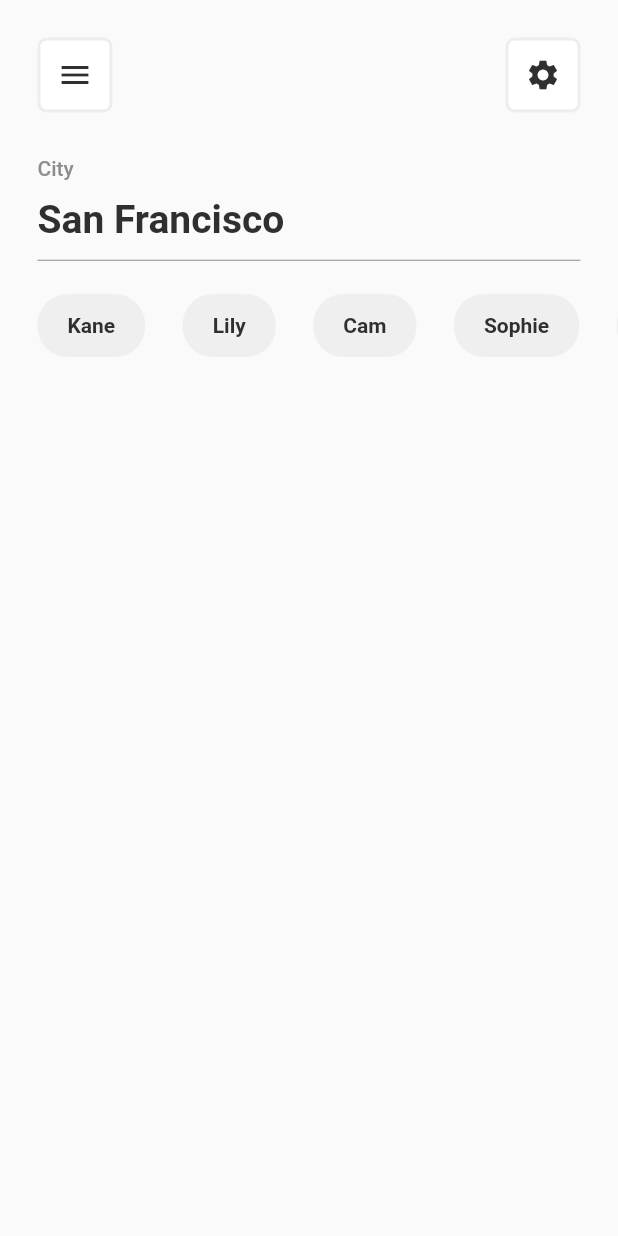
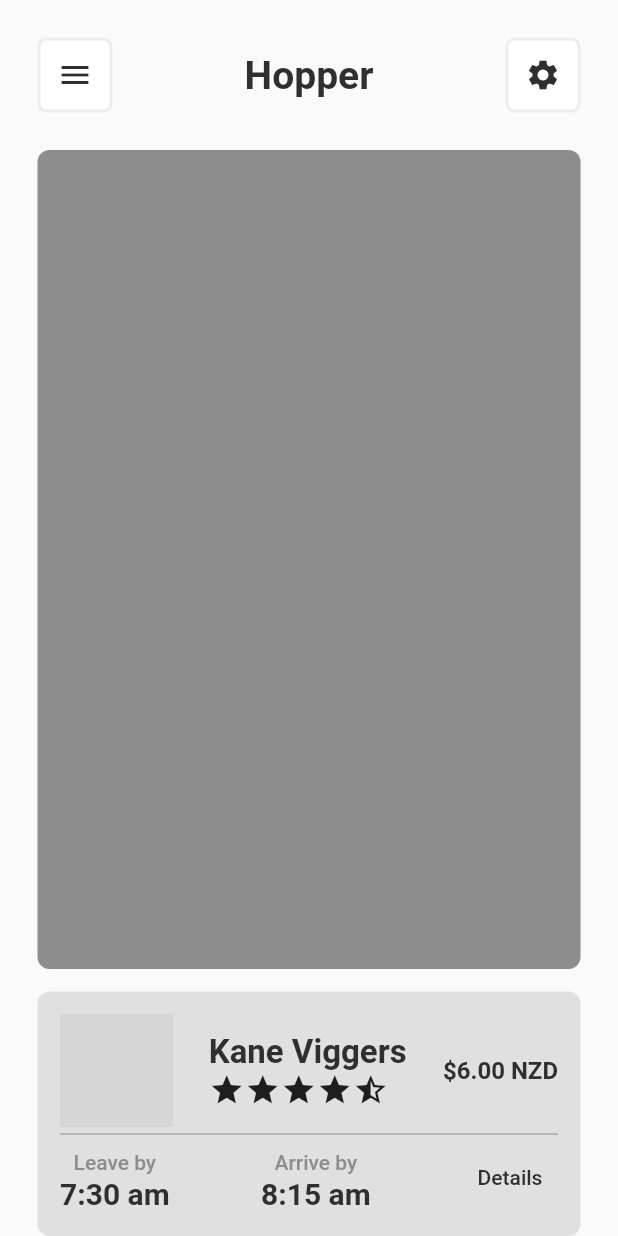
Before and after one commit to Proxfam/hopper, a Flutter app: the screen it shows after launch, on a phone screen of 412 x 824 dp. Run offline on Flutter 3.47's test engine with Material 2 defaults, Android fonts, the light colour scheme and no system bars; grey boxes are pictures that could not be loaded.

Commit message:
27/05/22 #1

```diff
--- a/hopper_flutter_app/lib/main.dart
+++ b/hopper_flutter_app/lib/main.dart
@@ -2,6 +2,7 @@
 
 import 'package:flutter/material.dart';
 import 'package:hopper_flutter_app/pages/landingPage.dart';
+import 'package:hopper_flutter_app/pages/testingPage.dart';
 import 'package:hopper_flutter_app/utils/contants.dart';
 
 void main() {
@@ -24,6 +25,6 @@
           fontFamily: "Montserrat ",
           visualDensity: VisualDensity.adaptivePlatformDensity,
         ),
-        home: const landingPage());
+        home: const testingPage());
   }
 }
--- a/hopper_flutter_app/lib/pages/landingPage.dart
+++ b/hopper_flutter_app/lib/pages/landingPage.dart
@@ -40,6 +40,8 @@
                               child: Icon(Icons.menu, color: PRIMARY_COLOR),
                               callback: menu,
                             ),
+                            Text("Hopper",
+                                style: themeData.textTheme.headline1),
                             BorderBox(
                               height: 50,
                               width: 50,
--- /dev/null
+++ b/hopper_flutter_app/lib/pages/testingPage.dart
@@ -0,0 +1,166 @@
+import 'package:flutter/material.dart';
+import 'package:flutter/src/foundation/key.dart';
+import 'package:flutter/src/widgets/framework.dart';
+import 'package:hopper_flutter_app/utils/contants.dart';
+import 'package:hopper_flutter_app/utils/data.dart';
+
+import '../custom/borderBox.dart';
+
+class testingPage extends StatefulWidget {
+  const testingPage({Key? key}) : super(key: key);
+
+  @override
+  State<testingPage> createState() => _testingPageState();
+}
+
+class _testingPageState extends State<testingPage> {
+  @override
+  Widget build(BuildContext context) {
+    final Size size = MediaQuery.of(context).size;
+    final ThemeData themeData = Theme.of(context);
+    final double padding = 25;
+
+    return Scaffold(
+        body: SafeArea(
+            child: SizedBox(
+                width: size.width,
+                height: size.height,
+                child: Column(
+                  crossAxisAlignment: CrossAxisAlignment.stretch,
+                  children: [
+                    SizedBox(height: padding),
+                    Padding(
+                        padding: EdgeInsets.symmetric(horizontal: padding),
+                        child: Row(
+                          mainAxisAlignment: MainAxisAlignment.spaceBetween,
+                          children: [
+                            BorderBox(
+                              height: 50,
+                              width: 50,
+                              padding: const EdgeInsets.all(8.0),
+                              callback: menu,
+                              child:
+                                  const Icon(Icons.menu, color: PRIMARY_COLOR),
+                            ),
+                            Text("Hopper",
+                                style: themeData.textTheme.headline1),
+                            BorderBox(
+                              height: 50,
+                              width: 50,
+                              padding: EdgeInsets.all(8.0),
+                              callback: settings,
+                              child: const Icon(Icons.settings,
+                                  color: PRIMARY_COLOR),
+                            )
+                          ],
+                        )),
+                    SizedBox(height: padding),
+                    Expanded(
+                        child: Padding(
+                      padding: EdgeInsets.symmetric(horizontal: padding),
+                      child: Container(
+                          decoration: BoxDecoration(
+                              borderRadius: BorderRadius.circular(8),
+                              color: COLOR_GREY)),
+                    )),
+                    Padding(
+                        padding: EdgeInsets.fromLTRB(padding, 15, padding, 0),
+                        child: RouteCard(itemData: RE_DATA[0]))
+                  ],
+                ))));
+  }
+
+  void menu() {}
+
+  void settings() {}
+}
+
+class RouteCard extends StatelessWidget {
+  const RouteCard({Key? key, this.itemData}) : super(key: key);
+
+  final dynamic itemData;
+
+  @override
+  Widget build(BuildContext context) {
+    final ThemeData themeData = Theme.of(context);
+
+    return Container(
+        decoration: BoxDecoration(
+            borderRadius: BorderRadius.circular(8),
+            color: Colors.grey.shade300),
+        child: Padding(
+          padding: const EdgeInsets.all(15.0),
+          child: Column(
+            crossAxisAlignment: CrossAxisAlignment.start,
+            mainAxisAlignment: MainAxisAlignment.center,
+            children: [
+              Row(
+                children: [
+                  ClipRRect(
+                    borderRadius: BorderRadius.circular(90.0),
+                    child: Image.asset(
+                      itemData['image'],
+                      height: 75,
+                      width: 75,
+                      scale: 1,
+                      fit: BoxFit.fitWidth,
+                    ),
+                  ),
+                  const Spacer(),
+                  Column(
+                      crossAxisAlignment: CrossAxisAlignment.start,
+                      children: [
+                        Text("Kane Viggers",
+                            style: themeData.textTheme.headline2),
+                        Row(
+                          children: const [
+                            Icon(Icons.star),
+                            Icon(Icons.star),
+                            Icon(Icons.star),
+                            Icon(Icons.star),
+                            Icon(Icons.star_half)
+                          ],
+                        )
+                      ]),
+                  const Spacer(),
+                  Text(
+                    "\$6.00 NZD",
+                    style: themeData.textTheme.headline4,
+                  )
+                ],
+              ),
+              const Divider(
+                height: 10,
+                color: COLOR_GREY,
+              ),
+              Row(
+                children: [
+                  Column(
+                    children: [
+                      Text("Leave by", style: themeData.textTheme.bodyMedium),
+                      Text(
+                        "7:30 am",
+                        style: themeData.textTheme.headline3,
+                      )
+                    ],
+                  ),
+                  const Spacer(),
+                  Column(
+                    children: [
+                      Text("Arrive by", style: themeData.textTheme.bodyMedium),
+                      Text(
+                        "8:15 am",
+                        style: themeData.textTheme.headline3,
+                      )
+                    ],
+                  ),
+                  const Spacer(),
+                  TextButton(
+                      onPressed: (() => {}), child: const Text("Details"))
+                ],
+              )
+            ],
+          ),
+        ));
+  }
+}
--- /dev/null
+++ b/hopper_flutter_app/lib/utils/data.dart
@@ -0,0 +1,3 @@
+const RE_DATA = [
+  {"image": "assets/images/image.png"}
+];
--- a/hopper_flutter_app/pubspec.yaml
+++ b/hopper_flutter_app/pubspec.yaml
@@ -58,9 +58,8 @@
   uses-material-design: true
 
   # To add assets to your application, add an assets section, like this:
-  # assets:
-  #   - images/a_dot_burr.jpeg
-  #   - images/a_dot_ham.jpeg
+  assets:
+  - assets/images/
 
   # An image asset can refer to one or more resolution-specific "variants", see
   # https://flutter.dev/assets-and-images/#resolution-aware
```
Also changed, not shown: hopper_flutter_app/assets/images/image.png (added), 3 other files.
